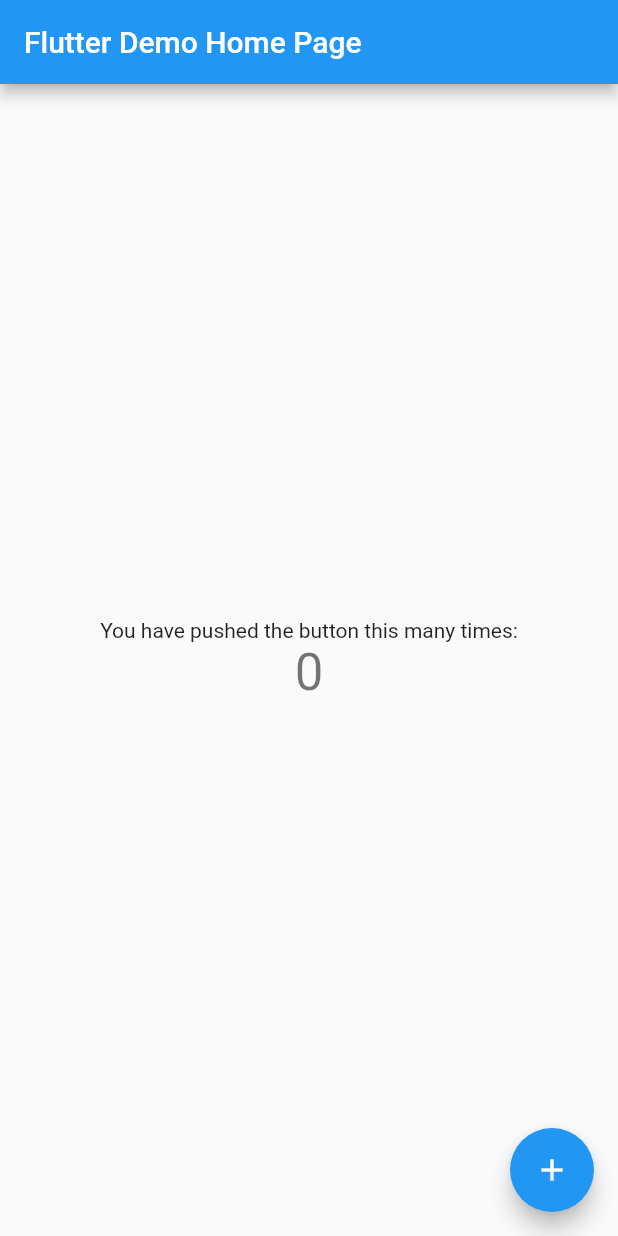
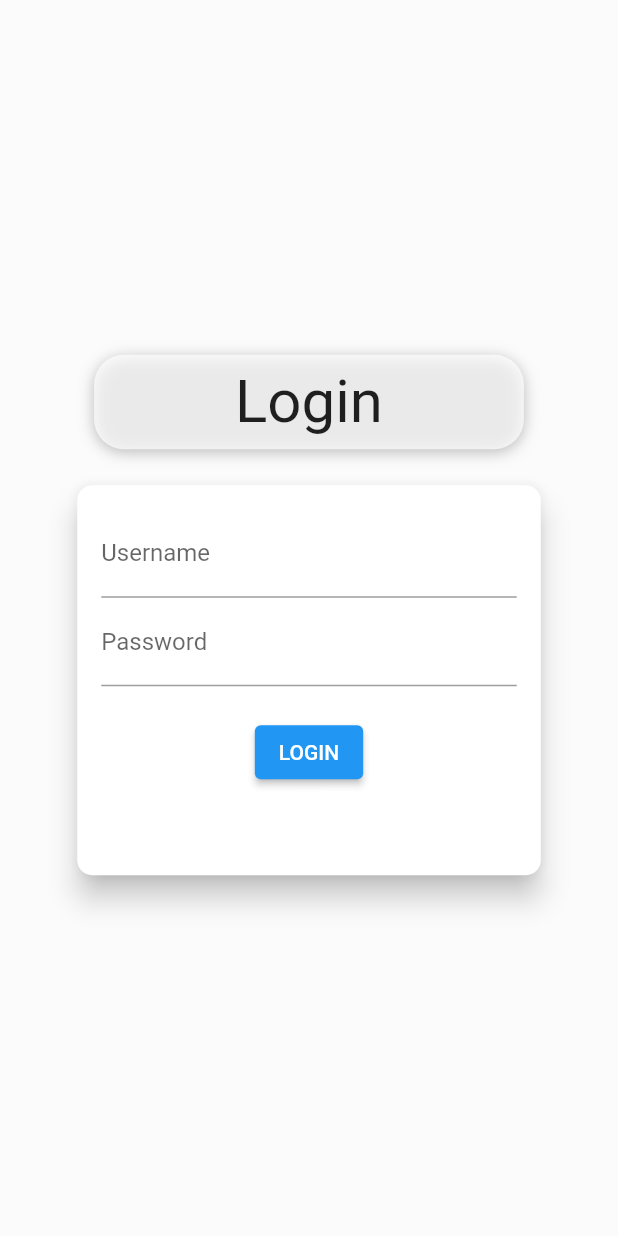
Before and after one commit to Nayemalam110/new_app, a Flutter app: the screen it shows after launch, on a phone screen of 412 x 824 dp. Run offline on Flutter 3.47's test engine with Material 2 defaults, Android fonts, the phone set to English and light mode, and no system bars; our stand-ins replace get.

```diff
--- a/lib/main.dart
+++ b/lib/main.dart
@@ -1,5 +1,6 @@
 import 'package:flutter/material.dart';
 import 'package:get/get.dart';
+import 'package:new_app/screens/login.dart';
 
 void main() {
   runApp(const MyApp());
@@ -16,7 +17,7 @@ class MyApp extends StatelessWidget {
       theme: ThemeData(
         primarySwatch: Colors.blue,
       ),
-      home: const MyHomePage(title: 'Flutter Demo Home Page'),
+      home: AuthScreen(),
     );
   }
 }
--- /dev/null
+++ b/lib/screens/login.dart
@@ -0,0 +1,253 @@
+import 'dart:math';
+
+import 'package:flutter/material.dart';
+import 'package:get/get.dart';
+import 'package:new_app/screens/product_screen.dart';
+
+import '../service/http_exception.dart';
+
+enum AuthMode { Signup, Login }
+
+class AuthScreen extends StatelessWidget {
+  static const routeName = '/auth';
+
+  @override
+  Widget build(BuildContext context) {
+    final deviceSize = MediaQuery.of(context).size;
+    // final transformConfig = Matrix4.rotationZ(-8 * pi / 180);
+    // transformConfig.translate(-10.0);
+    return Scaffold(
+      // resizeToAvoidBottomInset: false,
+      body: Stack(
+        children: <Widget>[
+          Container(
+            color: Colors.white12,
+          ),
+          SingleChildScrollView(
+            child: Container(
+              height: deviceSize.height,
+              width: deviceSize.width,
+              child: Column(
+                mainAxisAlignment: MainAxisAlignment.center,
+                crossAxisAlignment: CrossAxisAlignment.center,
+                children: <Widget>[
+                  Flexible(
+                    child: Container(
+                      margin: EdgeInsets.only(bottom: 20.0),
+                      padding:
+                          EdgeInsets.symmetric(vertical: 8.0, horizontal: 94.0),
+
+                      // ..translate(-10.0),
+                      decoration: BoxDecoration(
+                        borderRadius: BorderRadius.circular(20),
+                        color: Colors.white70,
+                        boxShadow: [
+                          BoxShadow(
+                            blurRadius: 8,
+                            color: Colors.black26,
+                            offset: Offset(0, 2),
+                          )
+                        ],
+                      ),
+                      child: Text(
+                        'Login',
+                        style: TextStyle(
+                          fontSize: 40,
+                          fontWeight: FontWeight.normal,
+                        ),
+                      ),
+                    ),
+                  ),
+                  Flexible(
+                    flex: deviceSize.width > 600 ? 2 : 1,
+                    child: AuthCard(),
+                  ),
+                ],
+              ),
+            ),
+          ),
+        ],
+      ),
+    );
+  }
+}
+
+class AuthCard extends StatefulWidget {
+  @override
+  _AuthCardState createState() => _AuthCardState();
+}
+
+class _AuthCardState extends State<AuthCard> {
+  final GlobalKey<FormState> _formKey = GlobalKey();
+  AuthMode _authMode = AuthMode.Login;
+  Map<String, String> _authData = {
+    'email': '',
+    'password': '',
+  };
+  var _isLoading = false;
+  final _passwordController = TextEditingController();
+  void _showErrorDialog(String message) {
+    showDialog(
+      context: context,
+      builder: (ctx) => AlertDialog(
+        title: Text('An Error Occurred!'),
+        content: Text(message),
+        actions: <Widget>[
+          TextButton(
+            child: Text('Okay'),
+            onPressed: () {
+              Navigator.of(ctx).pop();
+            },
+          )
+        ],
+      ),
+    );
+  }
+
+  Future<void> _submit() async {
+    if (!_formKey.currentState!.validate()) {
+      // Invalid!
+      return;
+    }
+    _formKey.currentState!.save();
+    setState(() {
+      _isLoading = true;
+    });
+
+    try {
+      if (_authMode == AuthMode.Login) {
+        // // Log user in
+        // await Provider.of<Auth>(context, listen: false)
+        //     .logIn(_authData['email']!, _authData['password']!);
+        print('login');
+      } else {
+        // Sign user up
+        // await Provider.of<Auth>(context, listen: false)
+        //     .singUp(_authData['email']!, _authData['password']!);
+        // print('signup');
+      }
+    } on HttpException catch (error) {
+      var errorMessage = 'Authentication failed';
+      if (error.toString().contains('EMAIL_EXISTS')) {
+        errorMessage = 'This email address is already in use.';
+      } else if (error.toString().contains('INVALID_EMAIL')) {
+        errorMessage = 'This is not a valid email address';
+      } else if (error.toString().contains('WEAK_PASSWORD')) {
+        errorMessage = 'This password is too weak.';
+      } else if (error.toString().contains('EMAIL_NOT_FOUND')) {
+        errorMessage = 'Could not find a user with that email.';
+      } else if (error.toString().contains('INVALID_PASSWORD')) {
+        errorMessage = 'Invalid password.';
+      }
+      _showErrorDialog(errorMessage);
+    } catch (error) {
+      const errorMessage =
+          'Could not authenticate you. Please try again later.';
+      _showErrorDialog(errorMessage);
+    }
+
+    setState(() {
+      _isLoading = false;
+    });
+  }
+
+  void _switchAuthMode() {
+    if (_authMode == AuthMode.Login) {
+      setState(() {
+        _authMode = AuthMode.Signup;
+      });
+    } else {
+      setState(() {
+        _authMode = AuthMode.Login;
+      });
+    }
+  }
+
+  @override
+  Widget build(BuildContext context) {
+    final deviceSize = MediaQuery.of(context).size;
+    return Card(
+      shape: RoundedRectangleBorder(
+        borderRadius: BorderRadius.circular(10.0),
+      ),
+      elevation: 8.0,
+      child: Container(
+        height: _authMode == AuthMode.Signup ? 320 : 260,
+        constraints:
+            BoxConstraints(minHeight: _authMode == AuthMode.Signup ? 320 : 260),
+        width: deviceSize.width * 0.75,
+        padding: EdgeInsets.all(16.0),
+        child: Form(
+          key: _formKey,
+          child: SingleChildScrollView(
+            child: Column(
+              children: <Widget>[
+                TextFormField(
+                  decoration: InputDecoration(labelText: 'Username'),
+                  keyboardType: TextInputType.emailAddress,
+                  validator: (value) {
+                    if (value!.isEmpty || !value.contains('@')) {
+                      return 'Invalid email!';
+                    }
+                    return null;
+                  },
+                  onSaved: (value) {
+                    _authData['email'] = value!;
+                  },
+                ),
+                TextFormField(
+                  decoration: InputDecoration(labelText: 'Password'),
+                  obscureText: true,
+                  controller: _passwordController,
+                  validator: (value) {
+                    if (value!.isEmpty || value.length < 5) {
+                      return 'Password is too short!';
+                    }
+                  },
+                  onSaved: (value) {
+                    _authData['password'] = value!;
+                  },
+                ),
+                if (_authMode == AuthMode.Signup)
+                  TextFormField(
+                    enabled: _authMode == AuthMode.Signup,
+                    decoration: InputDecoration(labelText: 'Confirm Password'),
+                    obscureText: true,
+                    validator: _authMode == AuthMode.Signup
+                        ? (value) {
+                            if (value != _passwordController.text) {
+                              return 'Passwords do not match!';
+                            }
+                          }
+                        : null,
+                  ),
+                SizedBox(
+                  height: 20,
+                ),
+                if (_isLoading)
+                  CircularProgressIndicator()
+                else
+                  ElevatedButton(
+                    child:
+                        Text(_authMode == AuthMode.Login ? 'LOGIN' : 'SIGN UP'),
+                    // onPressed: _submit,
+                    onPressed: () =>
+                        //ServiceRequest().featchPoducts()
+
+                        Get.to(() => ProductScreen()),
+
+                    style: ButtonStyle(),
+                  ),
+                // TextButton(
+                //   child: Text(
+                //       '${_authMode == AuthMode.Login ? 'SIGNUP' : 'LOGIN'} INSTEAD'),
+                //   onPressed: _switchAuthMode,
+                // ),
+              ],
+            ),
+          ),
+        ),
+      ),
+    );
+  }
+}
```
Also changed, not shown: lib/screens/product_screen.dart (added, +103 -0 lines), lib/widgets/single_product.dart (added, +77 -0 lines), lib/screens/cart_screen.dart (added).
